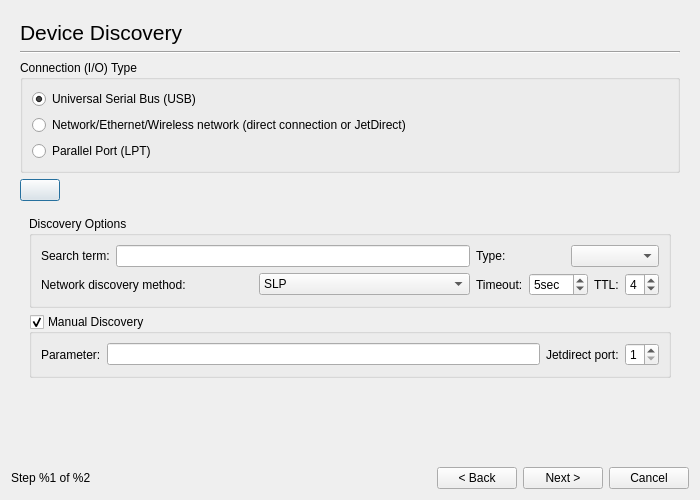
Old version of the form ui4/setupdialog_base.ui in the repository neverware-mirrors/hplip.
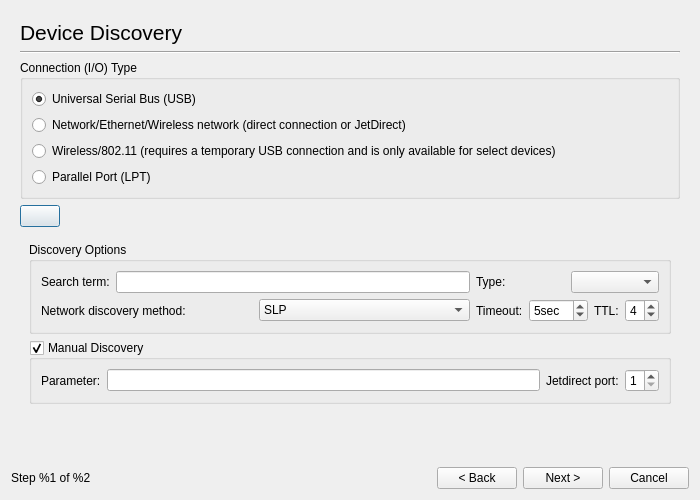
New version of the form. The open tabs and pages were chosen to show the change.

```diff
--- a/ui4/setupdialog_base.ui
+++ b/ui4/setupdialog_base.ui
@@ -65,7 +65,7 @@
             </property>
            </widget>
           </item>
-          <item row="2" column="0" >
+          <item row="3" column="0" >
            <widget class="QRadioButton" name="ParallelRadioButton" >
             <property name="enabled" >
              <bool>true</bool>
@@ -75,6 +75,13 @@
             </property>
            </widget>
           </item>
+          <item row="2" column="0" >
+           <widget class="QRadioButton" name="WirelessButton" >
+            <property name="text" >
+             <string>Wireless/802.11 (requires a temporary USB connection and is only available for select devices)</string>
+            </property>
+           </widget>
+          </item>
          </layout>
         </widget>
        </item>
```
Left out of the diff: 4 changed lines with no effect on the pictures.
